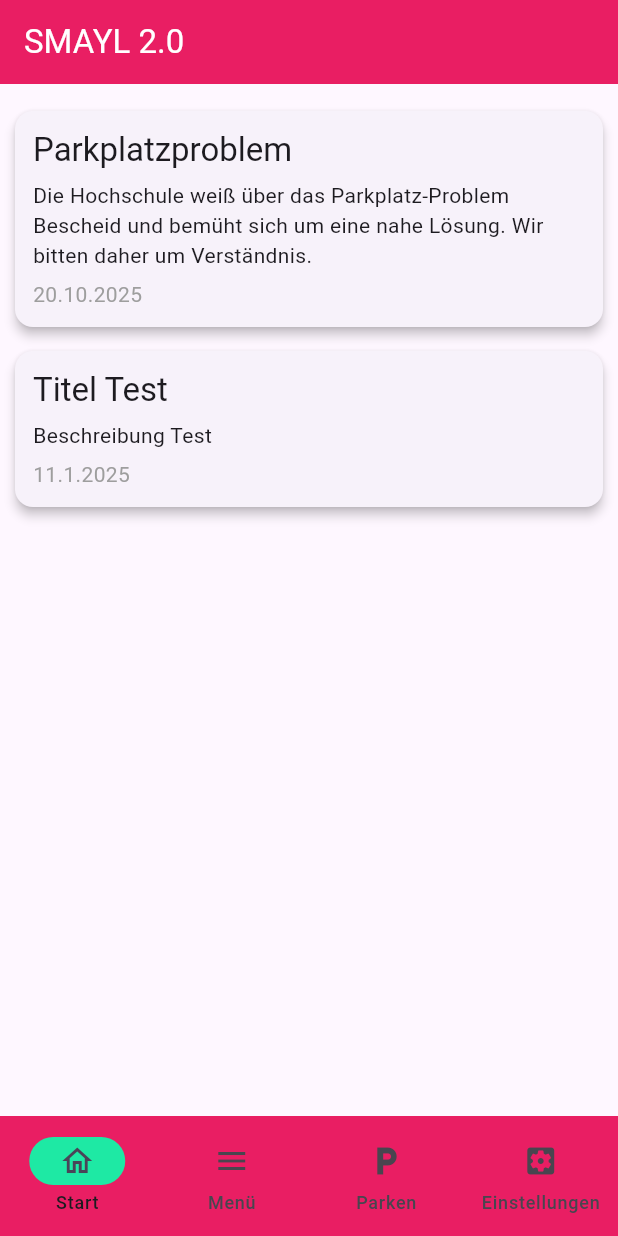
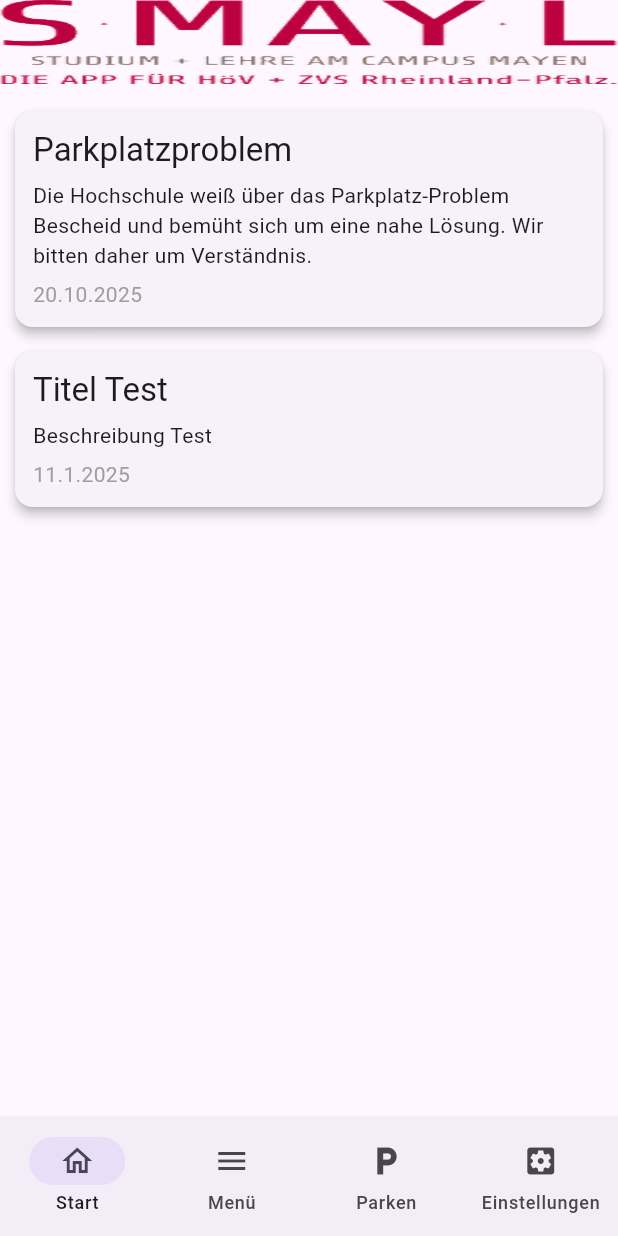
Before and after one commit to realEntwickler/smayl-app, a Flutter app: the screen it shows after launch, on a phone screen of 412 x 824 dp. Run offline on Flutter 3.47's test engine with Material 3 defaults, Android fonts, the phone set to English and light mode, and no system bars.

Commit message:
- moved appbanner.png to assets/ - declaed appbanner.png in pubspec.yaml as asset - added appbanner.png to appBar in HomeWidget.dart
Signed-off-by: realEntwickler <nils@familieeberhardt.de>

```diff
--- a/lib/pages/HomeWidget.dart
+++ b/lib/pages/HomeWidget.dart
@@ -3,7 +3,7 @@
  *  * (c) 2025 Nils Kevin Koerting-Eberhardt (realEntwickler)
  *  *
  *  * File: HomeWidget.dart
- *  * Created on: 20.10.25, 11:23
+ *  * Created on: 20.10.25, 11:50
  *  *
  *  * This file is part of the project "SMAYL 2.0".
  *  *
@@ -47,7 +47,9 @@ class _HomeWidgetState extends State<HomeWidget> {
 
   @override
   Widget build(BuildContext context) {
+    final ThemeData themeData = Theme.of(context);
     return Scaffold(
+      backgroundColor: themeData.bottomNavigationBarTheme.backgroundColor,
       bottomNavigationBar: NavigationBar(
         onDestinationSelected: (value) {
           setState(() {
@@ -60,14 +62,14 @@ class _HomeWidgetState extends State<HomeWidget> {
           NavigationDestination(icon: Icon(Icons.local_parking), label: "Parken", selectedIcon: Icon(Icons.local_parking_outlined),),
           NavigationDestination(icon: Icon(Icons.settings_applications), label: "Einstellungen", selectedIcon: Icon(Icons.settings_applications_outlined),),
         ],
-        backgroundColor: Colors.pink,
-        indicatorColor: Color.fromRGBO(30, 233, 164, 100),
+        indicatorColor: themeData.bottomNavigationBarTheme.selectedItemColor,
         selectedIndex: pageIndex,
       ),
       body: pages[pageIndex],
       appBar: AppBar(
-        title: Text("SMAYL 2.0"),
-        backgroundColor: Colors.pink,
+        //title: Text("SMAYL 2.0"),
+        flexibleSpace: Image.asset('assets/appbanner.png', fit: BoxFit.fill,),
+        backgroundColor: Colors.transparent,
         foregroundColor: Colors.white,
       ),
     );
--- a/pubspec.yaml
+++ b/pubspec.yaml
@@ -58,7 +58,8 @@ flutter:
   uses-material-design: true
 
   # To add assets to your application, add an assets section, like this:
-  # assets:
+  assets:
+    - assets/appbanner.png
   #   - images/a_dot_burr.jpeg
   #   - images/a_dot_ham.jpeg
 
```
Also changed, not shown: assets/appbanner.png (renamed from lib/resources/appbanner.png), 1 other file.
